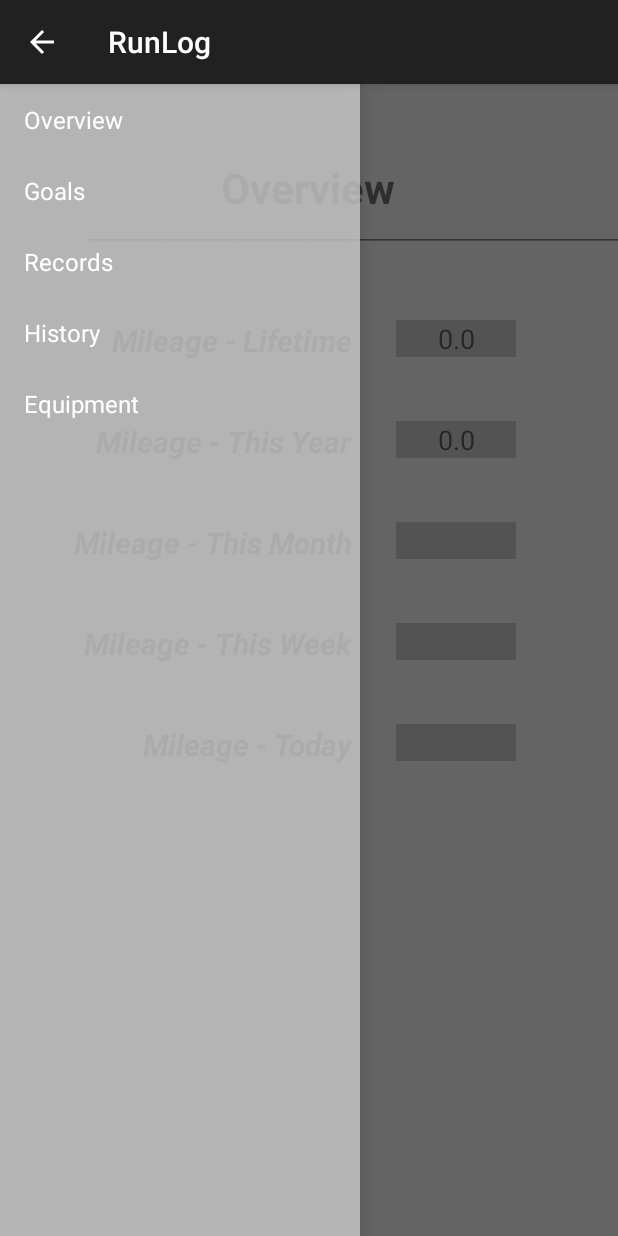
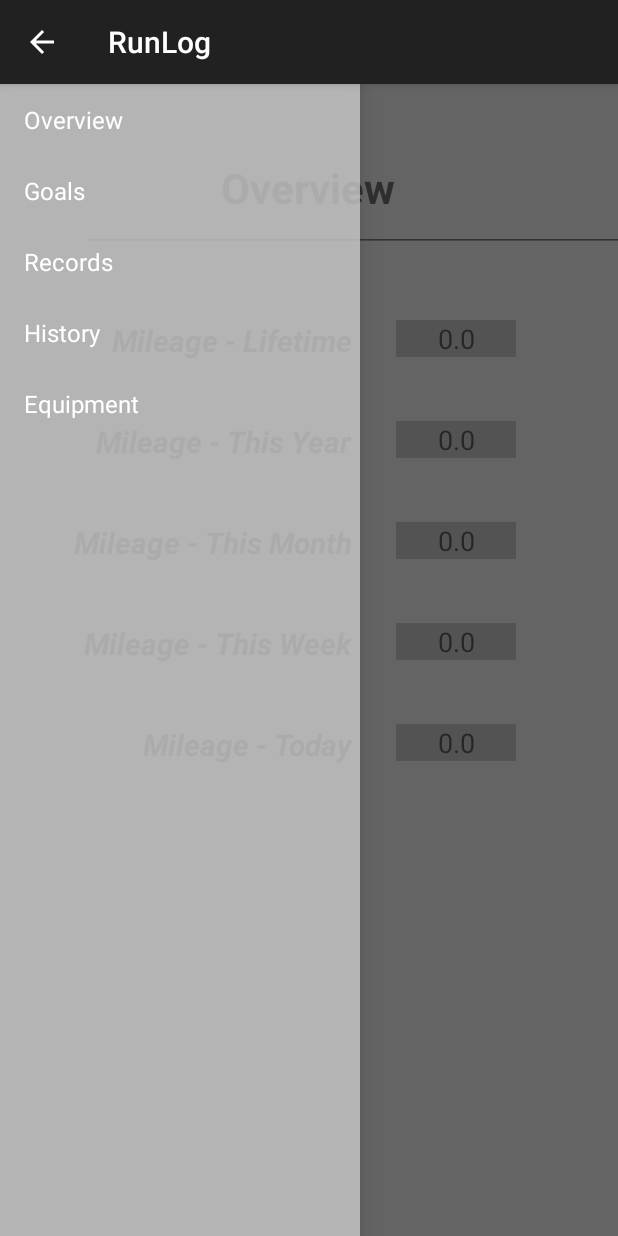
Before and after one commit to jdbaudean/CMSC495-running-app, an Android app: the screen it shows after launch (MainActivity), on a phone screen of 412 x 824 dp. Run offline under Robolectric (Android 15) with nearby library versions, the phone set to English and light mode, and no system bars; 2 statements that could not run were skipped.

Commit message:
Added query results to Overview page

```diff
--- a/RunLogProject/RunLog/src/main/java/umuc/cmsc495/runlog/FragmentOverview.java
+++ b/RunLogProject/RunLog/src/main/java/umuc/cmsc495/runlog/FragmentOverview.java
@@ -22,11 +22,20 @@ public class FragmentOverview extends Fragment {
     @Override
     public View onCreateView(LayoutInflater inflater, ViewGroup container,Bundle savedInstanceState) {
         ViewGroup root = (ViewGroup) inflater.inflate(R.layout.fragment_overview, null);
+
         TextView text = (TextView) root.findViewById(R.id.overview_lifetime_val);
         TextView textYearly = (TextView) root.findViewById(R.id.overview_year_val);
+        TextView textWeekly = (TextView) root.findViewById(R.id.overview_week_val);
+        TextView textMonthly = (TextView) root.findViewById(R.id.overview_month_val);
+        TextView textToday = (TextView) root.findViewById(R.id.overview_today_val);
 
         text.setText(Double.toString(dataSource.getLifetimeMileage()));
         textYearly.setText(Double.toString(dataSource.getYearlyMileage()));
+        textWeekly.setText(Double.toString(dataSource.getWeeklyMileage()));
+        textMonthly.setText(Double.toString(dataSource.getMonthlyMileage()));
+        textToday.setText(Double.toString(dataSource.getTodayMileage()));
+
+
 
         return root;
     }
--- a/RunLogProject/RunLog/src/main/java/umuc/cmsc495/runlog/RunsDataSource.java
+++ b/RunLogProject/RunLog/src/main/java/umuc/cmsc495/runlog/RunsDataSource.java
@@ -5,6 +5,7 @@ import android.content.Context;
 import android.database.Cursor;
 import android.database.SQLException;
 import android.database.sqlite.SQLiteDatabase;
+import android.util.Log;
 
 import java.text.ParseException;
 import java.text.SimpleDateFormat;
@@ -24,9 +25,11 @@ public class RunsDataSource {
     private String[] allColumns = { MySQLiteHelper.COLUMN_ID,
             MySQLiteHelper.COLUMN_DISTANCE, MySQLiteHelper.COLUMN_DATE, MySQLiteHelper.COLUMN_DURATION };
     private Calendar calendar = Calendar.getInstance();
+    private long today;
 
     public RunsDataSource(Context context) {
         dbHelper = new MySQLiteHelper(context);
+        today = calendar.getTimeInMillis();
     }
 
     public void open() throws SQLException {
@@ -119,23 +122,107 @@ public class RunsDataSource {
     }
 
     public double getYearlyMileage() {
-        long today;
+        //long today;
         long firstDayOfYear;
         Double total = 0.0;
 
-        today = calendar.getTimeInMillis();
-        calendar.set(Calendar.YEAR, 0, 1 );
+        //today = calendar.getTimeInMillis();
+        calendar.set(Calendar.getInstance().get(Calendar.YEAR), 0, 1 );
         firstDayOfYear = calendar.getTimeInMillis();
 
         String selectQuery = "SELECT SUM(" + MySQLiteHelper.COLUMN_DISTANCE + ") FROM " +
             MySQLiteHelper.TABLE_RUNLOG  + " where " + MySQLiteHelper.COLUMN_DATE +
-            " between " + firstDayOfYear + " and " + today + ";";
+            " between " + firstDayOfYear + " and " + this.today + ";";
 
         Cursor cursor = database.rawQuery(selectQuery, null);
 
         if(cursor.moveToFirst()) {
             total = cursor.getDouble(0);
         }
+        return total;
+    }
+
+    public double getMonthlyMileage() {
+
+        long firstDayOfMonth;
+        Double total = 0.0;
+        Calendar cal = Calendar.getInstance();
+
+        //Clear calendar and get first day of week
+        cal.set(Calendar.HOUR_OF_DAY, 0);
+        cal.clear(Calendar.MINUTE);
+        cal.clear(Calendar.SECOND);
+        cal.clear(Calendar.MILLISECOND);
+        cal.set(Calendar.DAY_OF_MONTH, 1);
+
+        firstDayOfMonth = cal.getTimeInMillis();
+
+        String selectQuery = "SELECT SUM(" + MySQLiteHelper.COLUMN_DISTANCE + ") FROM " +
+            MySQLiteHelper.TABLE_RUNLOG  + " where " + MySQLiteHelper.COLUMN_DATE +
+            " between " + firstDayOfMonth + " and " + this.today + ";";
+
+        Cursor cursor = database.rawQuery(selectQuery, null);
+
+        if(cursor.moveToFirst()) {
+            total = cursor.getDouble(0);
+        }
+        Log.d("My Tag", "Total: " + total);
+        return total;
+    }
+
+    public double getWeeklyMileage() {
+
+        long firstDayOfWeek;
+        Double total = 0.0;
+        Calendar cal = Calendar.getInstance();
+
+        //Clear calendar and get first day of week
+        cal.set(Calendar.HOUR_OF_DAY, 0);
+        cal.clear(Calendar.MINUTE);
+        cal.clear(Calendar.SECOND);
+        cal.clear(Calendar.MILLISECOND);
+        cal.set(Calendar.DAY_OF_WEEK, cal.getFirstDayOfWeek());
+
+        firstDayOfWeek = cal.getTimeInMillis();
+
+        String selectQuery = "SELECT SUM(" + MySQLiteHelper.COLUMN_DISTANCE + ") FROM " +
+            MySQLiteHelper.TABLE_RUNLOG  + " where " + MySQLiteHelper.COLUMN_DATE +
+            " between " + firstDayOfWeek + " and " + this.today + ";";
+
+        Cursor cursor = database.rawQuery(selectQuery, null);
+
+        if(cursor.moveToFirst()) {
+            total = cursor.getDouble(0);
+        }
+        Log.d("My Tag", "Total: " + total);
+        return total;
+    }
+
+    public double getTodayMileage() {
+
+        long startOfDay;
+        Double total = 0.0;
+        Calendar cal = Calendar.getInstance();
+
+        //Clear calendar and get first day of week
+        cal.set(Calendar.HOUR_OF_DAY, 0);
+        cal.clear(Calendar.MINUTE);
+        cal.clear(Calendar.SECOND);
+        cal.clear(Calendar.MILLISECOND);
+        cal.set(Calendar.HOUR_OF_DAY, 0);
+
+        startOfDay = cal.getTimeInMillis();
+
+        String selectQuery = "SELECT SUM(" + MySQLiteHelper.COLUMN_DISTANCE + ") FROM " +
+            MySQLiteHelper.TABLE_RUNLOG  + " where " + MySQLiteHelper.COLUMN_DATE +
+            " between " + startOfDay + " and " + this.today + ";";
+
+        Cursor cursor = database.rawQuery(selectQuery, null);
+
+        if(cursor.moveToFirst()) {
+            total = cursor.getDouble(0);
+        }
+        Log.d("My Tag", "startOfDay: " + startOfDay);
         return total;
     }
 
```
Also changed, not shown: 1 other file.
